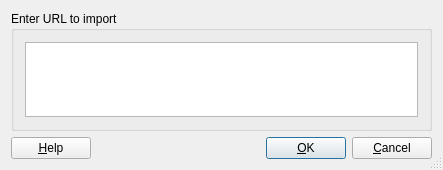
Old version of the form gui/importURLDialogBA4.ui in the repository geckoblu/kang.
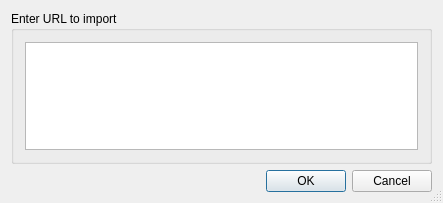
New version of the form.

Diff of the .ui file:
```diff
--- a/gui/importURLDialogBA4.ui
+++ b/gui/importURLDialogBA4.ui
@@ -7,7 +7,7 @@
     <x>0</x>
     <y>0</y>
     <width>443</width>
-    <height>170</height>
+    <height>203</height>
    </rect>
   </property>
   <property name="windowTitle">
@@ -21,72 +21,17 @@
   </property>
   <layout class="QGridLayout">
    <item row="1" column="0">
-    <layout class="QHBoxLayout">
-     <property name="spacing">
-      <number>6</number>
+    <widget class="QDialogButtonBox" name="buttonBox">
+     <property name="orientation">
+      <enum>Qt::Horizontal</enum>
      </property>
-     <property name="margin">
-      <number>0</number>
+     <property name="standardButtons">
+      <set>QDialogButtonBox::Cancel|QDialogButtonBox::Ok</set>
      </property>
-     <item>
-      <widget class="QPushButton" name="buttonHelp">
-       <property name="text">
-        <string>&amp;Help</string>
-       </property>
-       <property name="shortcut">
-        <string>F1</string>
-       </property>
-       <property name="autoDefault">
-        <bool>true</bool>
-       </property>
-      </widget>
-     </item>
-     <item>
-      <spacer name="Horizontal Spacing2">
-       <property name="orientation">
-        <enum>Qt::Horizontal</enum>
-       </property>
-       <property name="sizeType">
-        <enum>QSizePolicy::Expanding</enum>
-       </property>
-       <property name="sizeHint" stdset="0">
-        <size>
-         <width>20</width>
-         <height>20</height>
-        </size>
-       </property>
-      </spacer>
-     </item>
-     <item>
-      <widget class="QPushButton" name="buttonOk">
-       <property name="text">
-        <string>&amp;OK</string>
-       </property>
-       <property name="shortcut">
-        <string/>
-       </property>
-       <property name="autoDefault">
-        <bool>true</bool>
-       </property>
-       <property name="default">
-        <bool>true</bool>
-       </property>
-      </widget>
-     </item>
-     <item>
-      <widget class="QPushButton" name="buttonCancel">
-       <property name="text">
-        <string>&amp;Cancel</string>
-       </property>
-       <property name="shortcut">
-        <string/>
-       </property>
-       <property name="autoDefault">
-        <bool>true</bool>
-       </property>
-      </widget>
-     </item>
-    </layout>
+     <property name="centerButtons">
+      <bool>false</bool>
+     </property>
+    </widget>
    </item>
    <item row="0" column="0">
     <widget class="QGroupBox" name="groupBox1">
```
Left out of the diff: 47 changed lines with no effect on the pictures.
